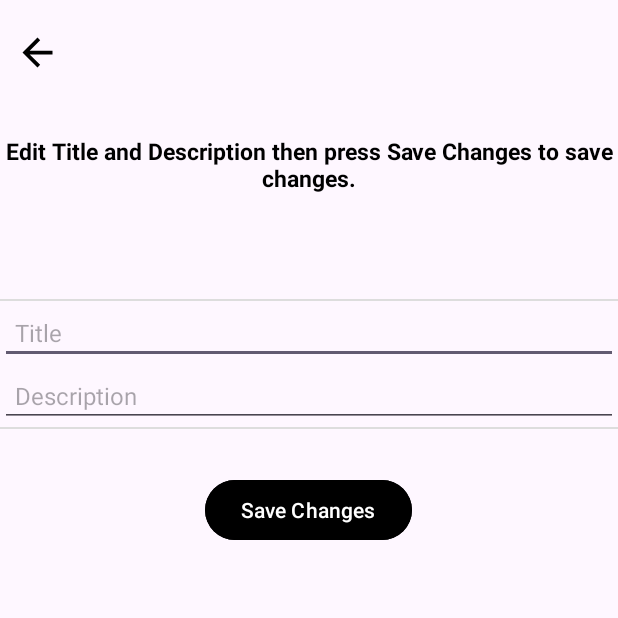
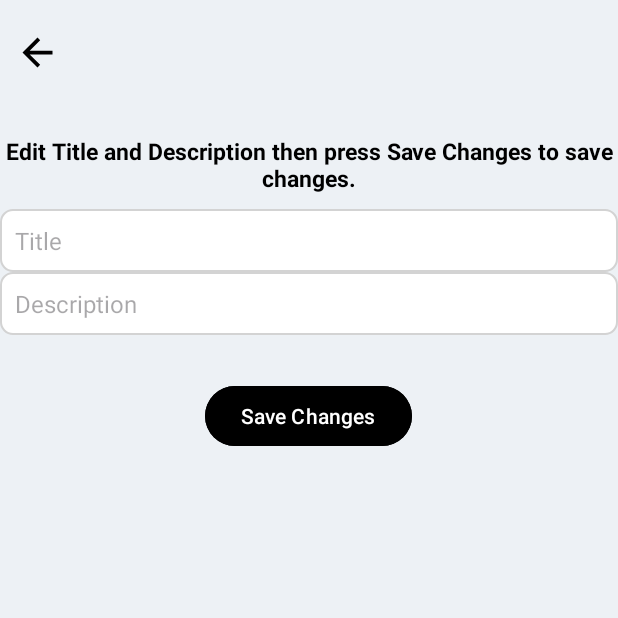
Before and after one commit to hamtadevosyan09/SolveStackAdmin, an Android app: the EditPostActivity screen opened directly, with no data from a screen before it, on a phone screen of 412 x 824 dp, the top half of it. Run offline under Robolectric (Android 15) with nearby library versions, the light colour scheme and no system bars; our stand-ins replace Firebase (no records; nobody signed in at launch, a user with empty details on screens opened directly).

Commit message:
Fiinal fixes

```diff
--- a/app/src/main/res/layout/activity_edit_post.xml
+++ b/app/src/main/res/layout/activity_edit_post.xml
@@ -6,7 +6,8 @@
     android:layout_width="match_parent"
     android:layout_height="match_parent"
     android:orientation="vertical"
-    tools:context=".EditPostActivity">
+    tools:context=".EditPostActivity"
+    android:background="@color/light_grey_blue">
 
     <ImageView
         android:id="@+id/goback234"
@@ -17,20 +18,14 @@
         app:srcCompat="@drawable/back" />
 
     <TextView
-        android:layout_marginTop="30dp"
         android:layout_width="wrap_content"
         android:layout_height="wrap_content"
+        android:layout_marginTop="30dp"
         android:text="Edit Title and Description then press Save Changes to save changes."
         android:textAlignment="center"
         android:textColor="@color/black"
         android:textSize="15dp"
         android:textStyle="bold" />
-
-    <View
-        android:layout_width="match_parent"
-        android:layout_height="1dp"
-        android:layout_marginTop="70dp"
-        android:background="@color/light_gray" />
 
     <EditText
         android:id="@+id/editTextTitle"
@@ -38,7 +33,9 @@
         android:layout_height="wrap_content"
         android:hint="Title"
         android:padding="10dp"
-        android:textSize="16sp" />
+        android:textSize="16sp"
+        android:background="@drawable/border"
+        android:layout_marginTop="10dp"/>
 
     <EditText
         android:id="@+id/editTextDescription"
@@ -46,13 +43,9 @@
         android:layout_height="wrap_content"
         android:hint="Description"
         android:padding="10dp"
-        android:textSize="16sp" />
+        android:textSize="16sp"
+        android:background="@drawable/border"/>
 
-    <View
-        android:layout_width="match_parent"
-        android:layout_height="1dp"
-        android:layout_marginTop="0dp"
-        android:background="@color/light_gray" />
 
     <Button
         android:id="@+id/buttonSave"
@@ -63,5 +56,4 @@
         android:backgroundTint="@color/black"
         android:text="Save Changes" />
 
-
 </LinearLayout>
--- a/app/src/main/res/layout/activity_main.xml
+++ b/app/src/main/res/layout/activity_main.xml
@@ -4,7 +4,7 @@
     xmlns:tools="http://schemas.android.com/tools"
     android:layout_width="match_parent"
     android:layout_height="match_parent"
-    android:background="@color/light_gray"
+    android:background="@color/light_grey_blue"
     tools:context=".MainActivity">
 
     <androidx.coordinatorlayout.widget.CoordinatorLayout
@@ -15,7 +15,6 @@
             android:id="@+id/toolbar"
             android:layout_width="match_parent"
             android:layout_height="50dp"
-            android:background="@color/primary_blue"
             app:title="SolveStack"
             app:titleTextColor="@android:color/black"
             app:popupTheme="@style/ThemeOverlay.AppCompat.Light"
--- a/app/src/main/res/layout/fragment_answers.xml
+++ b/app/src/main/res/layout/fragment_answers.xml
@@ -3,7 +3,8 @@
     xmlns:android="http://schemas.android.com/apk/res/android"
     xmlns:app="http://schemas.android.com/apk/res-auto"
     android:layout_width="match_parent"
-    android:layout_height="match_parent">
+    android:layout_height="match_parent"
+    android:background="@color/light_grey_blue">
 
     <androidx.cardview.widget.CardView
         android:layout_width="match_parent"
--- a/app/src/main/res/layout/fragment_home.xml
+++ b/app/src/main/res/layout/fragment_home.xml
@@ -17,7 +17,7 @@
             android:layout_width="match_parent"
             android:layout_height="match_parent"
             android:orientation="vertical"
-            android:background="@color/light_gray">
+            android:background="@color/light_grey_blue">
 
             <androidx.recyclerview.widget.RecyclerView
                 android:id="@+id/recyclerView"
--- a/app/src/main/res/layout/fragment_reports.xml
+++ b/app/src/main/res/layout/fragment_reports.xml
@@ -16,7 +16,7 @@
             android:layout_width="match_parent"
             android:layout_height="match_parent"
             android:orientation="vertical"
-            android:background="@color/light_gray">
+            android:background="@color/light_grey_blue">
 
             <LinearLayout
                 android:layout_width="match_parent"
--- a/app/src/main/res/layout/fragment_resources.xml
+++ b/app/src/main/res/layout/fragment_resources.xml
@@ -4,13 +4,13 @@
     android:id="@+id/main"
     android:layout_width="match_parent"
     android:layout_height="match_parent"
-    android:background="@drawable/resources_background">
+    android:background="@color/light_grey_blue">
 
     <androidx.appcompat.widget.Toolbar
         android:id="@+id/toolbar"
         android:layout_width="match_parent"
         android:layout_height="wrap_content"
-        android:background="@android:color/transparent"
+        android:background="@color/light_grey_blue"
         android:elevation="0dp"
         app:layout_constraintTop_toTopOf="parent">
 
--- a/app/src/main/res/layout/fragment_settings.xml
+++ b/app/src/main/res/layout/fragment_settings.xml
@@ -5,7 +5,7 @@
     android:id="@+id/main"
     android:layout_width="match_parent"
     android:layout_height="match_parent"
-    android:background="@color/white"
+    android:background="@color/light_grey_blue"
     android:orientation="vertical"
     tools:context=".SettingsFragment">
 
@@ -29,8 +29,8 @@
 
         <View
             android:layout_width="match_parent"
-            android:layout_height="2dp"
-            android:background="#EEEEEE"
+            android:layout_height="1dp"
+            android:background="@color/light_gray"
             android:layout_marginHorizontal="16dp" />
 
         <TextView
--- a/app/src/main/res/values/colors.xml
+++ b/app/src/main/res/values/colors.xml
@@ -11,7 +11,7 @@
     <color name="teal_700">#FF018786</color>
     <color name="lavender">#8692f7</color>
     <color name="green">#A7DA6B</color>
-    <color name="red">#910032</color>
+    <color name="red">#B71C1C</color>
     <color name="yellow">#B1A642</color>
     <color name="famous_blue">#0070FF</color>
     <color name="orange">#FF9800</color>
@@ -32,4 +32,5 @@
     <color name="resource_title">#2D3142</color>
     <color name="stroke_color">#E0E6ED</color>
     <color name="ripple_color">#33007BFF</color>
+    <color name="light_grey_blue">#EDF1F5</color>
 </resources>
```
